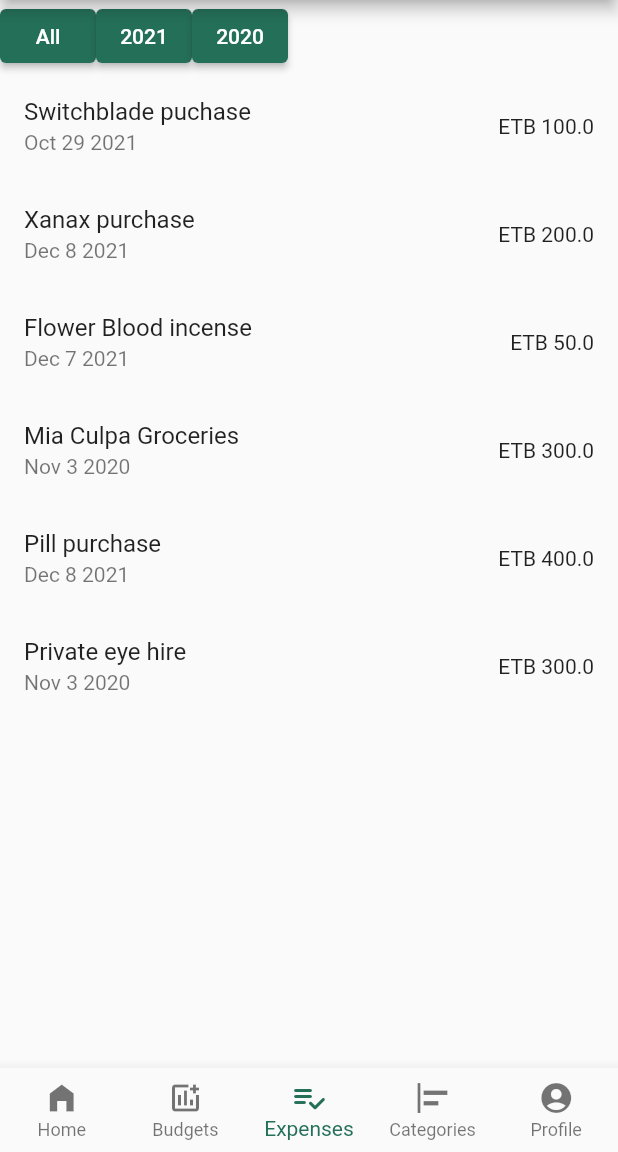
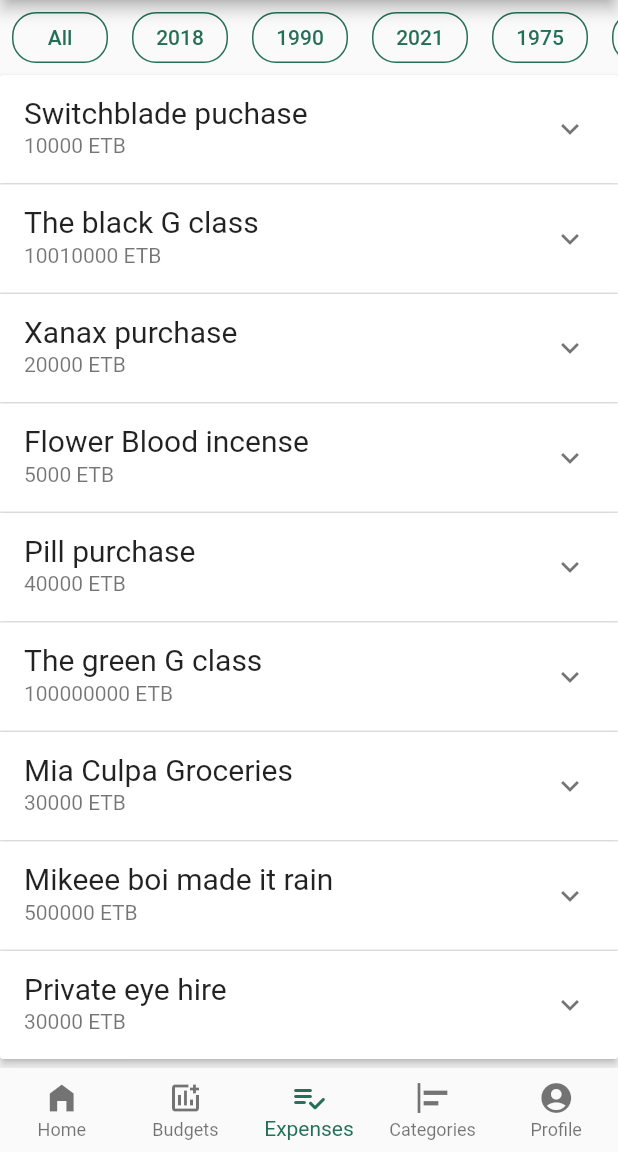
Before and after one commit to michaelzewdu/smuni, a Flutter app: the screen it shows after launch, item 3 of the bottom bar chosen, on a phone screen of 412 x 824 dp, the part 84-1236 px from its top. Run offline on Flutter 3.47's test engine with Material 2 defaults, Android fonts, the phone set to English and light mode, and no system bars; our stand-ins replace bloc, flutter_bloc, sqflite; accounts and stored records are empty.

Commit message:
FEAT: Stylized expense list view and added expandable pane for expenses.

```diff
--- a/lib/blocs/budget_list_page.dart
+++ b/lib/blocs/budget_list_page.dart
@@ -2,7 +2,6 @@ import 'dart:async';
 import 'dart:collection';
 
 import 'package:bloc/bloc.dart';
-
 import 'package:smuni/models/models.dart';
 import 'package:smuni/repositories/repositories.dart';
 
--- a/lib/main.dart
+++ b/lib/main.dart
@@ -150,8 +150,8 @@ class MyApp extends StatelessWidget {
         ),
         Expense(
           id: "rcjp2i3ou4cr23oi4jrc324c23w",
-          createdAt: now.add(Duration(days: -400)),
-          updatedAt: now.add(Duration(days: -400)),
+          createdAt: now.add(Duration(days: -900)),
+          updatedAt: now.add(Duration(days: -900)),
           name: "Private eye hire",
           categoryId: "fpoq3cum4cpu43241u34",
           budgetId: "614193c7f2ea51b47f5896ba",
@@ -165,6 +165,33 @@ class MyApp extends StatelessWidget {
           categoryId: "jfasodifjasodjffasdasd",
           budgetId: "614193c7f2ea51b47f5896bb",
           amount: MonetaryAmount(currency: "ETB", amount: 300 * 100),
+        ),
+        Expense(
+          id: "x1u42jrxie3h82c0",
+          createdAt: now.add(Duration(days: -1200)),
+          updatedAt: now.add(Duration(days: -1200)),
+          name: "Mikeee boi made it rain",
+          categoryId: "jfasqdiyjasodjffasdbsd",
+          budgetId: "614193d7f2ea61b47f5896cb",
+          amount: MonetaryAmount(currency: "ETB", amount: 5000 * 100),
+        ),
+        Expense(
+          id: "x1u48jrxie3h82c0",
+          createdAt: DateTime(1975, 4),
+          updatedAt: DateTime(1975, 4),
+          name: "The green G class",
+          categoryId: "jfasqdeyjasodjffasdbsd",
+          budgetId: "614193d7f2ez61b47f5896cb",
+          amount: MonetaryAmount(currency: "ETB", amount: 1000000 * 100),
+        ),
+        Expense(
+          id: "x1u48jqxie3h82c6",
+          createdAt: DateTime(1990, 10),
+          updatedAt: DateTime(1990, 10),
+          name: "The black G class",
+          categoryId: "jfasqdeyjasodjmfasdbsd",
+          budgetId: "61419397f2ez61b47f5896cb",
+          amount: MonetaryAmount(currency: "ETB", amount: 100100 * 100),
         ),
       ],
     );
--- a/lib/screens/Budget/budget_edit_page.dart
+++ b/lib/screens/Budget/budget_edit_page.dart
@@ -2,7 +2,6 @@ import 'dart:collection';
 
 import 'package:flutter/material.dart';
 import 'package:flutter_bloc/flutter_bloc.dart';
-
 import 'package:smuni/blocs/budget_edit_page.dart';
 import 'package:smuni/blocs/category_list_page.dart';
 import 'package:smuni/models/models.dart';
@@ -694,6 +693,7 @@ class _SimpleDateRangeEditorState extends State<SimpleDateRangeEditor> {
                   helpText: "Custom Budget Day Range",
                   fieldStartLabelText: "Start Date",
                   fieldEndLabelText: "End Date",
+                  initialEntryMode: DatePickerEntryMode.input,
                   initialDateRange: custom.range.toFlutter(),
                   firstDate: DateTime.fromMillisecondsSinceEpoch(0),
                   lastDate:
--- a/lib/screens/Budget/budget_list_page.dart
+++ b/lib/screens/Budget/budget_list_page.dart
@@ -1,6 +1,5 @@
 import 'package:flutter/material.dart';
 import 'package:flutter_bloc/flutter_bloc.dart';
-
 import 'package:smuni/blocs/budget_list_page.dart';
 import 'package:smuni/repositories/repositories.dart';
 import 'package:smuni/widgets/budget_list_view.dart';
--- a/lib/screens/Expense/expense_list_page.dart
+++ b/lib/screens/Expense/expense_list_page.dart
@@ -1,3 +1,4 @@
+import 'package:flutter/cupertino.dart';
 import 'package:flutter/material.dart';
 import 'package:flutter_bloc/flutter_bloc.dart';
 import 'package:smuni/blocs/blocs.dart';
--- a/lib/widgets/budget_list_view.dart
+++ b/lib/widgets/budget_list_view.dart
@@ -1,6 +1,5 @@
 import 'package:flutter/material.dart';
 import 'package:flutter/widgets.dart';
-
 import 'package:smuni/blocs/budget_list_page.dart';
 
 class BudgetListView extends StatelessWidget {
--- a/lib/widgets/budget_selector.dart
+++ b/lib/widgets/budget_selector.dart
@@ -1,7 +1,6 @@
 import 'package:flutter/material.dart';
 import 'package:flutter/widgets.dart';
 import 'package:flutter_bloc/flutter_bloc.dart';
-
 import 'package:smuni/blocs/budget_list_page.dart';
 
 import 'budget_list_view.dart';
--- a/lib/widgets/expense_list_view.dart
+++ b/lib/widgets/expense_list_view.dart
@@ -1,8 +1,10 @@
+import 'package:flutter/cupertino.dart';
 import 'package:flutter/material.dart';
-
 import 'package:smuni/models/models.dart';
 import 'package:smuni/screens/Expense/expense_details_page.dart';
 import 'package:smuni/utilities.dart';
+
+import '../constants.dart';
 
 class ExpenseListView extends StatelessWidget {
   final Map<String, Expense> items;
@@ -77,12 +79,16 @@ class ExpenseListView extends StatelessWidget {
         break;
     }*/
     return Column(children: [
-      // Year tab bar: always visible
-      Row(
+      //Year tab bar: always visible
+      Container(
+        height: 50,
+        child: ListView(
+          scrollDirection: Axis.horizontal,
           children: [
             // All expenses button
             Builder(builder: (context) {
-            final range = DateRangeFilter("All", DateRange(), FilterLevel.All);
+              final range =
+                  DateRangeFilter("All", DateRange(), FilterLevel.All);
               return _tabButton("All", () => this.loadRange(range),
                   displayedRange.range.contains(range.range));
             }),
@@ -91,6 +97,7 @@ class ExpenseListView extends StatelessWidget {
                   displayedRange.range.contains(e.range)),
             ),
           ],
+        ),
       ),
       // Month tab bar: only visible when year or lower selected
       if (currentFilterLevel == FilterLevel.Year ||
@@ -104,7 +111,10 @@ class ExpenseListView extends StatelessWidget {
                     displayedRange.range.startTime),
               ),
               FilterLevel.Year);
-          return Row(
+          return Container(
+            height: 50,
+            child: ListView(
+              scrollDirection: Axis.horizontal,
               children: [
                 // All expenses in current year button
                 _tabButton("All", () => this.loadRange(currentYearRange),
@@ -114,6 +124,7 @@ class ExpenseListView extends StatelessWidget {
                     .map((e) => _tabButton(e.name, () => this.loadRange(e),
                         displayedRange.range.contains(e.range))),
               ],
+            ),
           );
         }),
       // Day tab bar
@@ -143,14 +154,27 @@ class ExpenseListView extends StatelessWidget {
           ],
         ),
       Builder(builder: (context) {
-        final keys = items.keys;
+        //final keys = items.keys;
+        var expenses = [];
+        items.forEach((key, value) {
+          expenses.add(value);
+        });
+        //final values = items.map((key, value) => null)
+        return expenses.isNotEmpty
+            ? ExpensesExpandable(expenses: expenses)
+            : Center(
+                child: const Text(
+                    'Ooops, looks like you didn\'t add any expenses mate.'));
+        /*
         return items.isNotEmpty
             ? ListView.builder(
                 shrinkWrap: true,
                 itemCount: keys.length,
                 itemBuilder: (context, index) {
                   final item = items[keys.elementAt(index)]!;
-                  return ListTile(
+                  return Column(
+                    children: [
+                      ListTile(
                         dense: dense,
                         title: Text(item.name),
                         subtitle: Text(
@@ -164,11 +188,15 @@ class ExpenseListView extends StatelessWidget {
                           ExpenseDetailsPage.routeName,
                           arguments: item.id,
                         ),
+                      ),
+                    ],
                   );
                 },
               )
             : Center(child: const Text("No expenses."));
-      })
+
+         */
+      }),
     ]);
   }
 
@@ -178,18 +206,95 @@ class ExpenseListView extends StatelessWidget {
     bool isSelected = false,
   ]) =>
       isSelected
-          ? ElevatedButton(
+          ? Padding(
+              padding: const EdgeInsets.all(8.0),
+              child: ElevatedButton(
+                onPressed: onPressed,
+                child: Text(
+                  text,
+                  style: TextStyle(color: semuni500),
+                ),
+                style: ElevatedButton.styleFrom(
+                    primary: Colors.transparent,
+                    shadowColor: Colors.transparent,
+                    shape: RoundedRectangleBorder(
+                        side: BorderSide(color: semuni500),
+                        borderRadius: BorderRadius.circular(16))),
+              ),
+            )
+          : Padding(
+              padding: const EdgeInsets.all(8.0),
+              child: TextButton(
                 onPressed: onPressed,
                 child: Text(
                   text,
                 ),
                 style: ButtonStyle(),
-            )
-          : TextButton(
-              onPressed: onPressed,
-              child: Text(
-                text,
               ),
-              style: ButtonStyle(),
             );
 }
+
+class ExpensesExpandable extends StatefulWidget {
+  const ExpensesExpandable({
+    Key? key,
+    required this.expenses,
+  }) : super(key: key);
+
+  final List expenses;
+
+  @override
+  State<ExpensesExpandable> createState() => _ExpensesExpandableState();
+}
+
+class _ExpensesExpandableState extends State<ExpensesExpandable> {
+  // var isExpenseExpandedMap = new Map<String, bool>();
+  String? _expandedItem;
+  @override
+  Widget build(BuildContext context) {
+    return SingleChildScrollView(
+      child: Container(
+        child: ExpansionPanelList(
+          expansionCallback: (int index, bool isExpanded) {
+            setState(() {
+              final tappedId = widget.expenses[index].id;
+              if (tappedId != _expandedItem)
+                _expandedItem = tappedId;
+              else
+                _expandedItem = null;
+            });
+          },
+          children: widget.expenses.map<ExpansionPanel>((e) {
+            return ExpansionPanel(
+              headerBuilder: (BuildContext context, bool isExpanded) {
+                return //isExpanded
+                    ListTile(
+                  title: Text(
+                    e.name,
+                    textScaleFactor: 1.25,
+                  ),
+                  subtitle: Text(
+                      '${e.amount.amount.toString()} ${e.amount.currency.toString()}'),
+                  onTap: () {
+                    Navigator.pushNamed(
+                      context,
+                      ExpenseDetailsPage.routeName,
+                      arguments: e.id,
+                    );
+                  },
+                );
+                //  : ListTile(title: Text(e.name));
+              },
+              body: Column(
+                children: [
+                  Text('Updated on: ${e.updatedAt}'),
+                  Text('Created on: ${e.createdAt}')
+                ],
+              ),
+              isExpanded: e.id == _expandedItem,
+            );
+          }).toList(),
+        ),
+      ),
+    );
+  }
+}
```
Also changed, not shown: 1 other file. Lines whose indentation alone changed are shown as unchanged.
